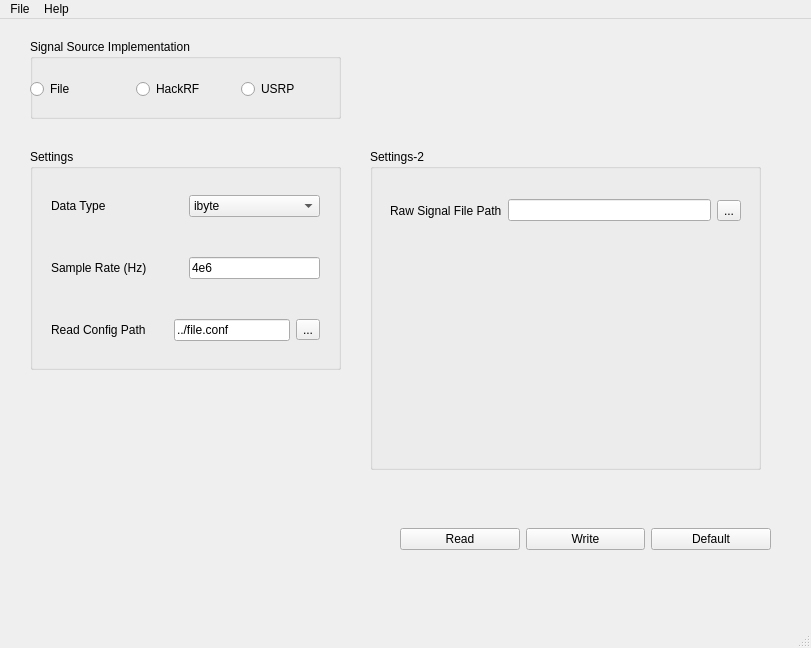
Before: the Qt Designer form UI/sdr_windows.ui in jiachen1119/sdr_config, drawn with Qt 5.
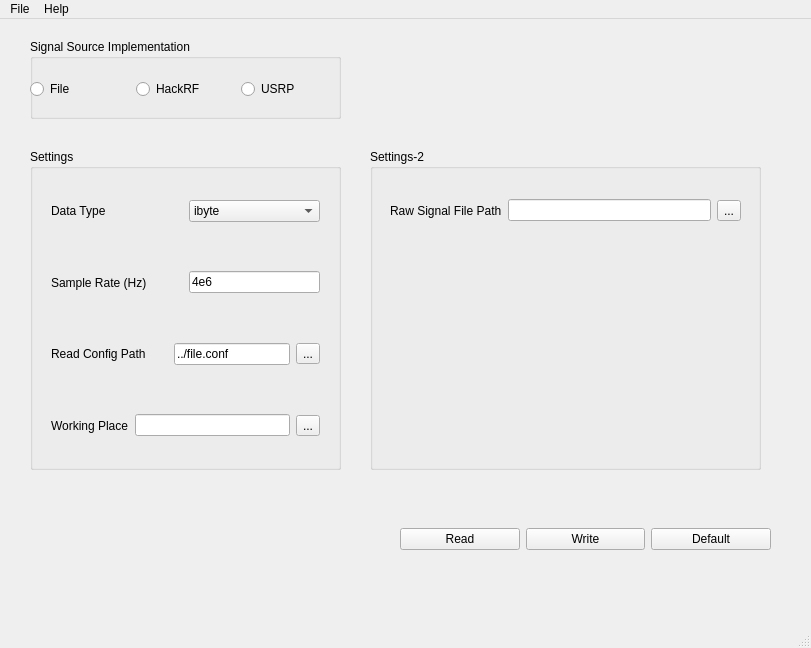
After: the same form once the commit is applied. The open tabs and pages were chosen to show the change.

Patch:
```diff
--- a/UI/sdr_windows.ui
+++ b/UI/sdr_windows.ui
@@ -20,7 +20,7 @@
       <x>30</x>
       <y>130</y>
       <width>311</width>
-      <height>221</height>
+      <height>321</height>
      </rect>
     </property>
     <property name="title">
@@ -140,6 +140,33 @@
        </layout>
       </widget>
      </item>
+     <item>
+      <widget class="QWidget" name="widget_12" native="true">
+       <layout class="QHBoxLayout" name="horizontalLayout_14">
+        <item>
+         <widget class="QLabel" name="label_10">
+          <property name="text">
+           <string>Working Place</string>
+          </property>
+         </widget>
+        </item>
+        <item>
+         <widget class="QLineEdit" name="lineEdit_workPath">
+          <property name="text">
+           <string/>
+          </property>
+         </widget>
+        </item>
+        <item>
+         <widget class="QToolButton" name="toolButton_workPath">
+          <property name="text">
+           <string>...</string>
+          </property>
+         </widget>
+        </item>
+       </layout>
+      </widget>
+     </item>
     </layout>
    </widget>
    <widget class="QWidget" name="layoutWidget">
```
Left out of the diff: 2 changed lines with no effect on the pictures.
